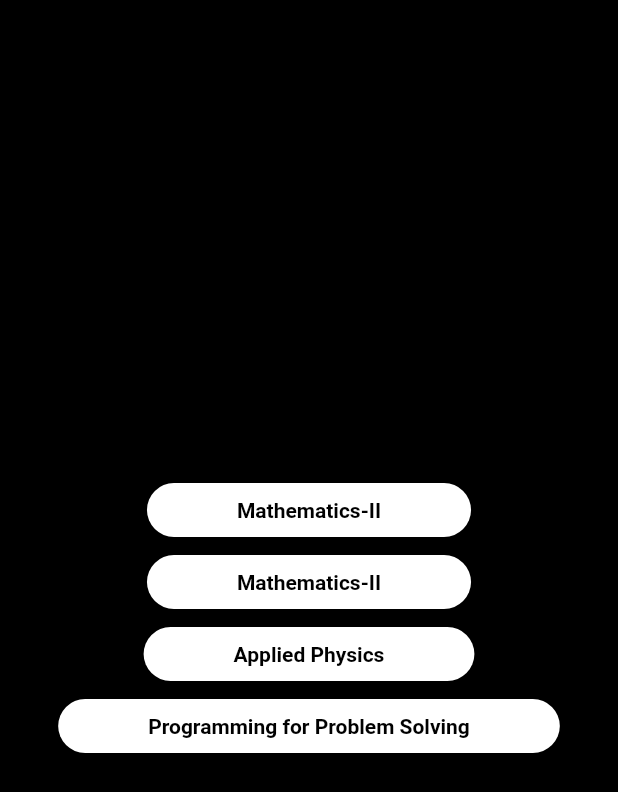
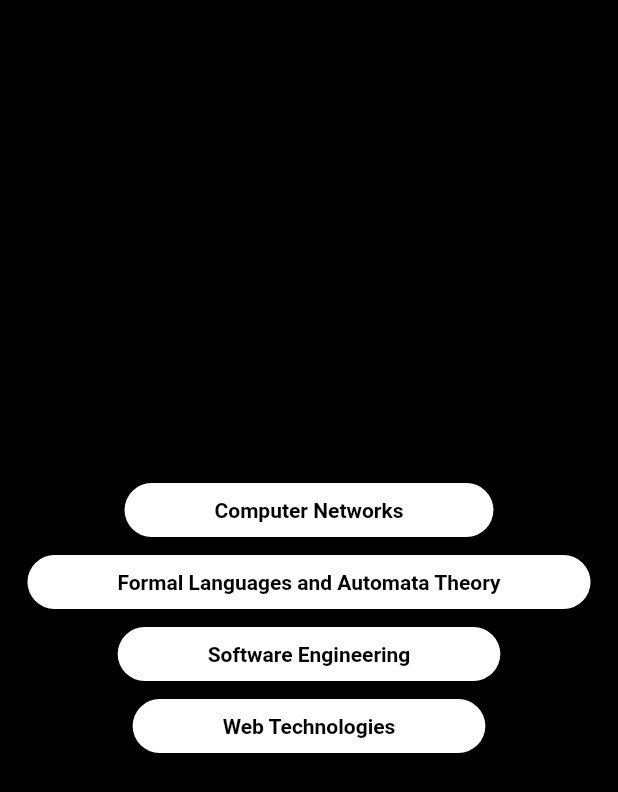
Before and after one commit to Dakshatha0/bvrith_students, a Flutter app: the thirdYearFirstSemSubjects screen opened directly, on a phone screen of 412 x 824 dp. Shown: the top 792 px of the screen. Run offline on Flutter 3.47's test engine with Material 2 defaults, Android fonts, the phone set to English and light mode, and no system bars.

Commit message:
Update thirdyearfirstsem.dart

```diff
--- a/lib/src/department/CSE/year/year3/year3sem1/thirdyearfirstsem.dart
+++ b/lib/src/department/CSE/year/year3/year3sem1/thirdyearfirstsem.dart
@@ -30,7 +30,7 @@ class _yearOfFirstYearSubjectsState extends State<thirdYearFirstSemSubjects> {
               padding: EdgeInsets.symmetric(vertical: 8,horizontal: 60),
               shape: RoundedRectangleBorder(borderRadius: BorderRadius.all(Radius.circular(30))),
             ),
-            child: Text("Mathematics-II",style: TextStyle(color: Colors.black, fontWeight: FontWeight.bold)),
+            child: Text("Computer Networks",style: TextStyle(color: Colors.black, fontWeight: FontWeight.bold)),
           ),
           ElevatedButton(
             onPressed: (){
@@ -42,7 +42,7 @@ class _yearOfFirstYearSubjectsState extends State<thirdYearFirstSemSubjects> {
               padding: EdgeInsets.symmetric(vertical: 8,horizontal: 60),
               shape: RoundedRectangleBorder(borderRadius: BorderRadius.all(Radius.circular(30))),
             ),
-            child: Text("Mathematics-II",style: TextStyle(color: Colors.black, fontWeight: FontWeight.bold)),
+            child: Text("Formal Languages and Automata Theory",style: TextStyle(color: Colors.black, fontWeight: FontWeight.bold)),
           ),
           ElevatedButton(
             onPressed: (){
@@ -54,7 +54,7 @@ class _yearOfFirstYearSubjectsState extends State<thirdYearFirstSemSubjects> {
               padding: EdgeInsets.symmetric(vertical: 8,horizontal: 60),
               shape: RoundedRectangleBorder(borderRadius: BorderRadius.all(Radius.circular(30))),
             ),
-            child: Text("Applied Physics",style: TextStyle(color: Colors.black, fontWeight: FontWeight.bold)),
+            child: Text("Software Engineering",style: TextStyle(color: Colors.black, fontWeight: FontWeight.bold)),
           ),
           ElevatedButton(
             onPressed: (){
@@ -66,7 +66,7 @@ class _yearOfFirstYearSubjectsState extends State<thirdYearFirstSemSubjects> {
               padding: EdgeInsets.symmetric(vertical: 8,horizontal: 60),
               shape: RoundedRectangleBorder(borderRadius: BorderRadius.all(Radius.circular(30))),
             ),
-            child: Text("Programming for Problem Solving",style: TextStyle(color: Colors.black, fontWeight: FontWeight.bold)),
+            child: Text("Web Technologies",style: TextStyle(color: Colors.black, fontWeight: FontWeight.bold)),
           ),
         ],
       )),
```
